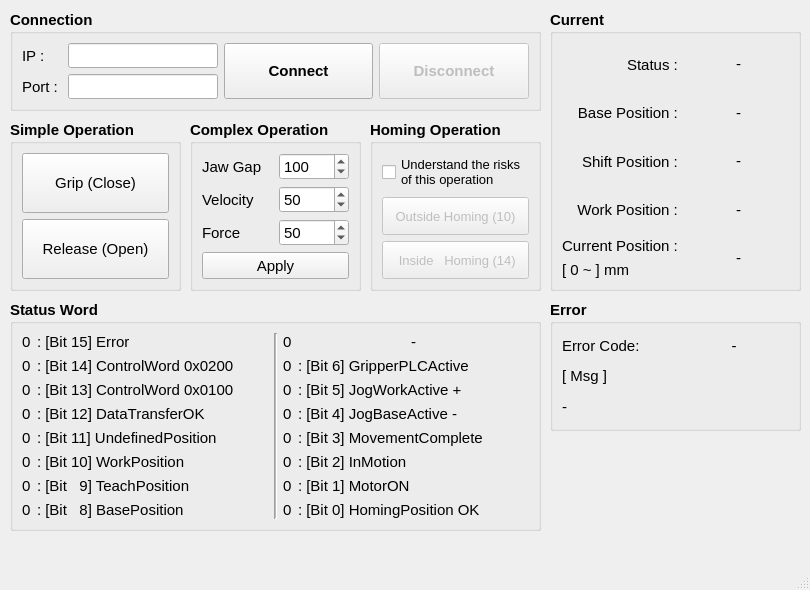
The window that zimmer_window.ui (hhanoo/Gripper_manager) describes before a commit, drawn with Qt 5.
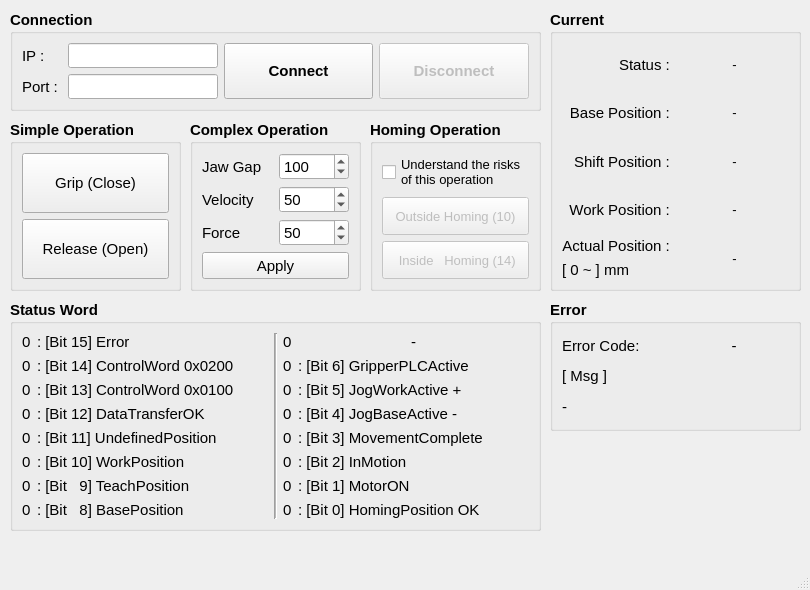
The same window after the commit.

Commit message:
[fix] Implement safe shutdown and UI adjustments
- Added a safe shutdown sequence in zimmer_window.py to ensure proper disconnection of hardware and timer on application exit.
- Updated maximum distance calculations in zimmer_window.py to reflect design changes in the gripper.
- Adjusted UI layout properties in zimmer_window.ui for better visual consistency, including font size changes and alignment updates.
- Revised text labels in zimmer_window.ui for clarity.

What changed in the file:
```diff
--- a/zimmer_window.ui
+++ b/zimmer_window.ui
@@ -198,7 +198,7 @@
     <property name="checkable">
      <bool>false</bool>
     </property>
-    <layout class="QGridLayout" name="gridLayout_3">
+    <layout class="QGridLayout" name="gridLayout_3" columnstretch="1,1">
      <property name="leftMargin">
       <number>9</number>
      </property>
@@ -218,7 +218,7 @@
          <property name="font">
           <font>
            <family>Ubuntu</family>
-           <pointsize>11</pointsize>
+           <pointsize>10</pointsize>
            <weight>50</weight>
            <bold>false</bold>
           </font>
@@ -236,7 +236,7 @@
          <property name="font">
           <font>
            <family>Ubuntu</family>
-           <pointsize>11</pointsize>
+           <pointsize>10</pointsize>
            <weight>50</weight>
            <bold>false</bold>
           </font>
@@ -254,7 +254,7 @@
          <property name="font">
           <font>
            <family>Ubuntu</family>
-           <pointsize>11</pointsize>
+           <pointsize>10</pointsize>
            <weight>50</weight>
            <bold>false</bold>
           </font>
@@ -272,7 +272,7 @@
          <property name="font">
           <font>
            <family>Ubuntu</family>
-           <pointsize>11</pointsize>
+           <pointsize>10</pointsize>
            <weight>50</weight>
            <bold>false</bold>
           </font>
@@ -290,7 +290,7 @@
          <property name="font">
           <font>
            <family>Ubuntu</family>
-           <pointsize>11</pointsize>
+           <pointsize>10</pointsize>
            <weight>50</weight>
            <bold>false</bold>
           </font>
@@ -393,7 +393,7 @@
           </font>
          </property>
          <property name="text">
-          <string>Current Position : </string>
+          <string>Actual Position : </string>
          </property>
          <property name="alignment">
           <set>Qt::AlignRight|Qt::AlignTrailing|Qt::AlignVCenter</set>
```
The commit also changes 3 other files.
